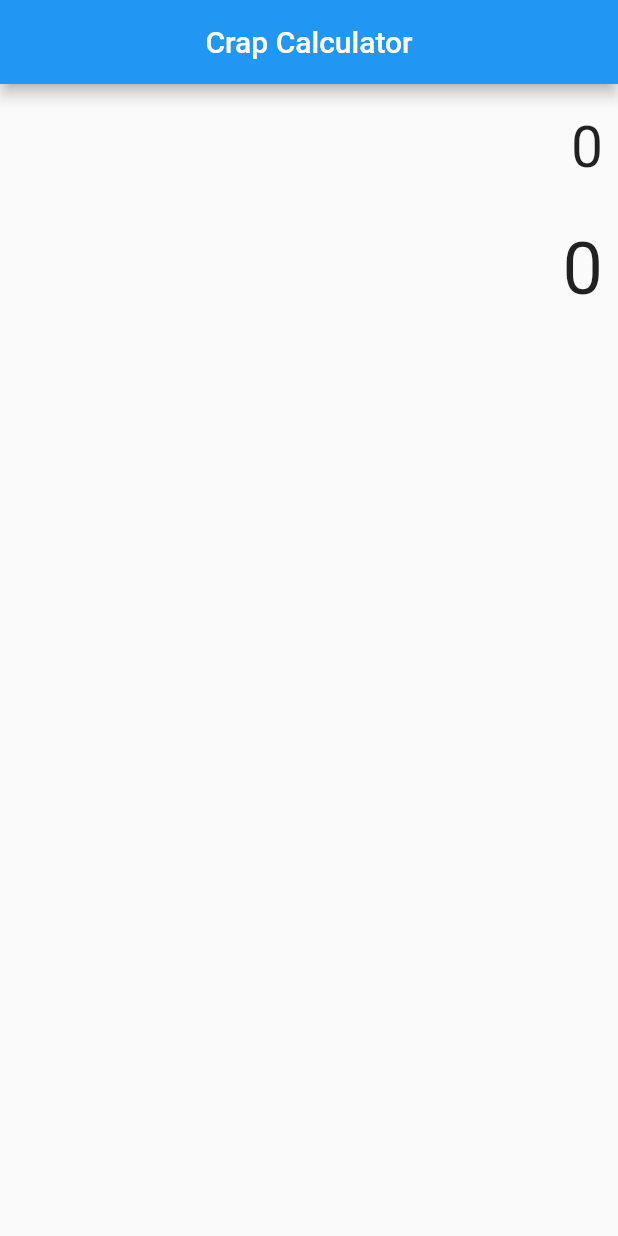
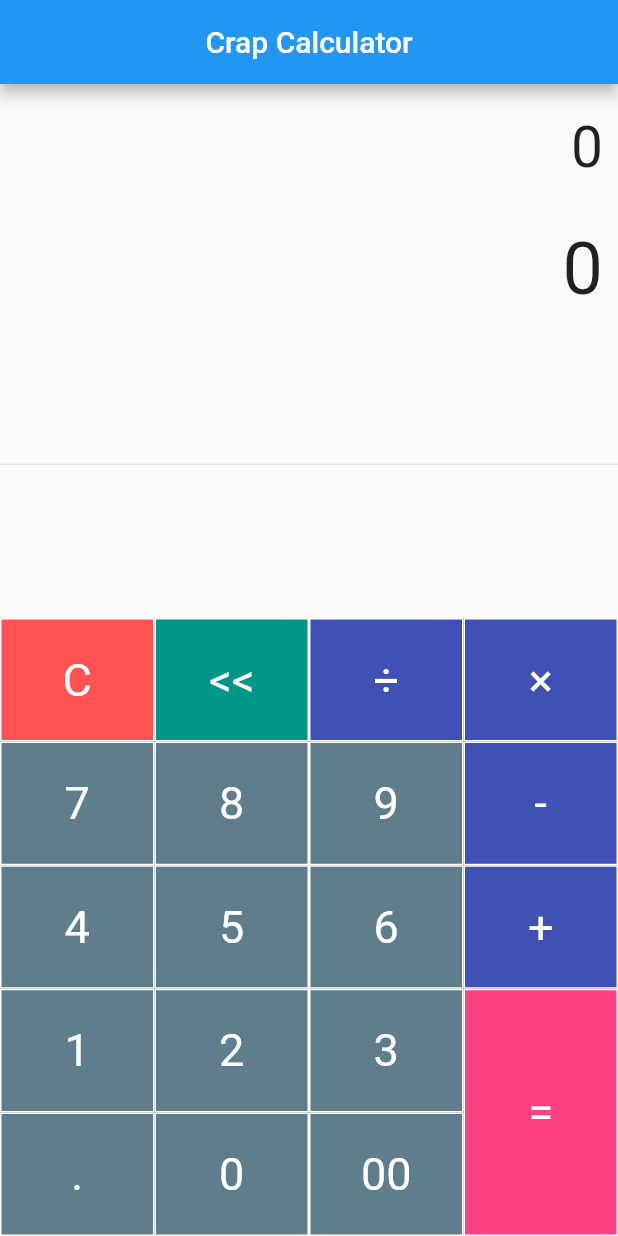
Before and after one commit to Tanmoym047/Crap_Calculator, a Flutter app: the screen it shows after launch, on a phone screen of 412 x 824 dp. Run offline on Flutter 3.47's test engine with Material 2 defaults, Android fonts, the light colour scheme and no system bars.

Commit message:
developed The UI

```diff
--- a/lib/main.dart
+++ b/lib/main.dart
@@ -26,6 +26,30 @@ class SimpleCalculator extends StatefulWidget {
 }
 
 class _SimpleCalculatorState extends State<SimpleCalculator> {
+  Widget buildButton(
+      String buttonText, double buttonHeight, Color buttonColor) {
+    return Container(
+      height: MediaQuery.of(context).size.height * 0.1 * buttonHeight,
+      color: buttonColor,
+      child: TextButton(
+        style: TextButton.styleFrom(
+          padding: EdgeInsets.all(16.0),
+          shape: RoundedRectangleBorder(
+            borderRadius: BorderRadius.circular(0.0),
+            side: BorderSide(
+                color: Colors.white, width: 1, style: BorderStyle.solid),
+          ),
+        ),
+        onPressed: null,
+        child: Text(
+          buttonText,
+          style: TextStyle(
+              fontSize: 30, fontWeight: FontWeight.normal, color: Colors.white),
+        ),
+      ),
+    );
+  }
+
   @override
   Widget build(BuildContext context) {
     return Scaffold(
@@ -51,7 +75,84 @@ class _SimpleCalculatorState extends State<SimpleCalculator> {
               "0",
               style: TextStyle(fontSize: 48),
             ),
-          )
+          ),
+          Expanded(
+            child: Divider(),
+          ),
+          Row(
+            mainAxisAlignment: MainAxisAlignment.center,
+            children: <Widget>[
+              Container(
+                width: MediaQuery.of(context).size.width * .75,
+                child: Table(
+                  children: [
+                    TableRow(
+                      children: [
+                        buildButton("C", 1, Colors.redAccent),
+                        buildButton("<<", 1, Colors.teal),
+                        buildButton("÷", 1, Colors.indigo),
+                      ],
+                    ),
+                    TableRow(
+                      children: [
+                        buildButton("7", 1, Colors.blueGrey),
+                        buildButton("8", 1, Colors.blueGrey),
+                        buildButton("9", 1, Colors.blueGrey),
+                      ],
+                    ),
+                    TableRow(
+                      children: [
+                        buildButton("4", 1, Colors.blueGrey),
+                        buildButton("5", 1, Colors.blueGrey),
+                        buildButton("6", 1, Colors.blueGrey),
+                      ],
+                    ),
+                    TableRow(
+                      children: [
+                        buildButton("1", 1, Colors.blueGrey),
+                        buildButton("2", 1, Colors.blueGrey),
+                        buildButton("3", 1, Colors.blueGrey),
+                      ],
+                    ),
+                    TableRow(
+                      children: [
+                        buildButton(".", 1, Colors.blueGrey),
+                        buildButton("0", 1, Colors.blueGrey),
+                        buildButton("00", 1, Colors.blueGrey),
+                      ],
+                    ),
+                  ],
+                ),
+              ),
+              Container(
+                width: MediaQuery.of(context).size.width * 0.25,
+                child: Table(
+                  children: [
+                    TableRow(
+                      children: [
+                        buildButton("×", 1, Colors.indigo),
+                      ],
+                    ),
+                    TableRow(
+                      children: [
+                        buildButton("-", 1, Colors.indigo),
+                      ],
+                    ),
+                    TableRow(
+                      children: [
+                        buildButton("+", 1, Colors.indigo),
+                      ],
+                    ),
+                    TableRow(
+                      children: [
+                        buildButton("=", 2, Colors.pinkAccent),
+                      ],
+                    )
+                  ],
+                ),
+              ),
+            ],
+          ),
         ],
       ),
     );
```
